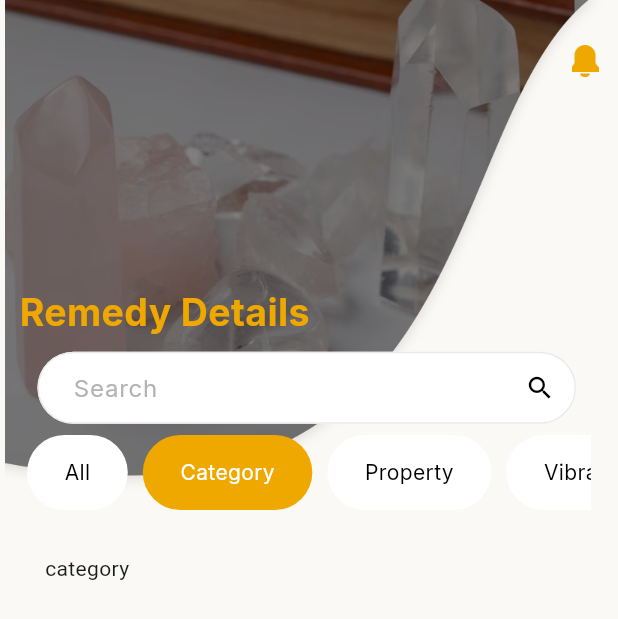
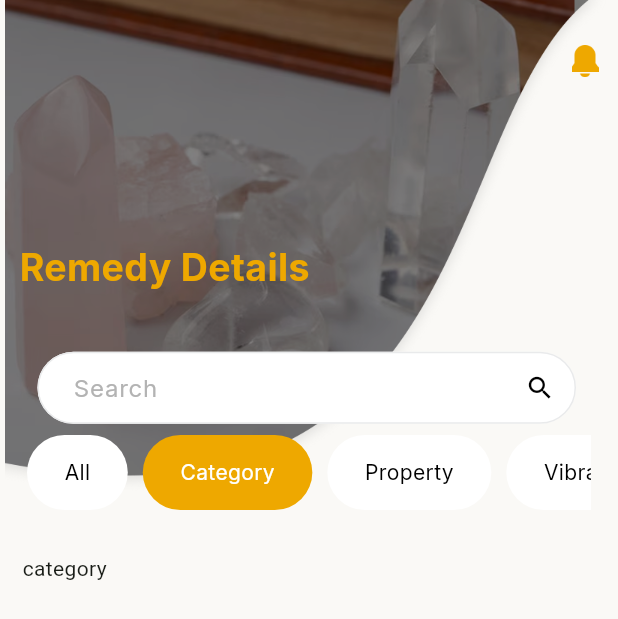
Before and after one commit to BrightCodeLab-Team/lightweaver, a Flutter app: the RemedyDetailsScreen screen opened directly, after a tap on "Category", on a phone screen of 412 x 824 dp. Shown: the top 619 px of the screen. Run offline on Flutter 3.47's test engine with Material 3 defaults, Android fonts, the phone set to English and light mode, and no system bars; our stand-ins replace country_picker, curved_navigation_bar, flutter_screenutil, get, google_fonts, pin_code_fields and 1 more.

Commit message:
bugs fix

```diff
--- a/lib/custom_widget/remedy_details.dart
+++ b/lib/custom_widget/remedy_details.dart
@@ -22,6 +22,9 @@ class CustomRemedyDetailsCardWidget extends StatelessWidget {
     return GestureDetector(
       onTap: onTap,
       child: Container(
+        width: double.infinity,
+        margin: EdgeInsets.only(bottom: 16),
+        padding: EdgeInsets.all(10),
         decoration: BoxDecoration(
           boxShadow: [
             BoxShadow(
@@ -34,23 +37,22 @@ class CustomRemedyDetailsCardWidget extends StatelessWidget {
           color: isSelected ? primaryColor : whiteColor,
           borderRadius: BorderRadius.circular(16),
         ),
-        child: Padding(
-          padding: EdgeInsets.symmetric(horizontal: 10, vertical: 10),
         child: Row(
           crossAxisAlignment: CrossAxisAlignment.start,
+          mainAxisAlignment: MainAxisAlignment.start,
           children: [
             CircleAvatar(
-                radius: 40,
+              radius: 30,
               backgroundImage: AssetImage(
                 remedy.imageUrl ?? AppAssets().profile,
               ),
             ),
-              20.horizontalSpace,
+            10.horizontalSpace,
             Expanded(
               child: Column(
                 crossAxisAlignment: CrossAxisAlignment.start,
                 children: [
-                    20.verticalSpace,
+                  16.verticalSpace,
                   Text(
                     remedy.title,
                     style: style16B.copyWith(
@@ -77,7 +79,7 @@ class CustomRemedyDetailsCardWidget extends StatelessWidget {
                     ],
                   ),
                   5.verticalSpace,
-                    Row(
+                  Wrap(
                     children: [
                       Text(
                         'Key words:',
@@ -115,7 +117,6 @@ class CustomRemedyDetailsCardWidget extends StatelessWidget {
           ],
         ),
       ),
-      ),
     );
   }
 }
--- a/lib/main.dart
+++ b/lib/main.dart
@@ -43,7 +43,7 @@ class MyApp extends StatelessWidget {
             colorScheme: ColorScheme.fromSeed(seedColor: Colors.green),
             useMaterial3: true,
           ),
-          home: FormulaHistoryScreen(),
+          home: SplashScreen(),
         );
       },
     );
--- a/lib/ui/my_client/my_client_screen.dart
+++ b/lib/ui/my_client/my_client_screen.dart
@@ -42,6 +42,7 @@ class MyClientScreen extends StatelessWidget {
                         ),
                         Positioned.fill(
                           top: 150,
+                          left: 10,
                           child: Text(
                             'My Clients',
                             style: style25B.copyWith(color: primaryColor),
@@ -50,8 +51,8 @@ class MyClientScreen extends StatelessWidget {
 
                         Positioned(
                           top: 200,
-                          left: 20,
-                          right: 20,
+                          left: 10,
+                          right: 10,
                           child: Container(
                             decoration: BoxDecoration(
                               color: transparentColor,
@@ -161,6 +162,7 @@ class MyClientScreen extends StatelessWidget {
                     ListView.builder(
                       physics: NeverScrollableScrollPhysics(),
                       shrinkWrap: true,
+                      padding: EdgeInsets.symmetric(horizontal: 10),
                       itemCount: model.clients.length,
                       itemBuilder: (context, index) {
                         final client = model.clients[index];
--- a/lib/ui/my_formulas/my_formulas_screen.dart
+++ b/lib/ui/my_formulas/my_formulas_screen.dart
@@ -1,16 +1,15 @@
 import 'package:flutter/material.dart';
 import 'package:flutter_screenutil/flutter_screenutil.dart';
 import 'package:get/get.dart';
-import 'package:get/get_core/src/get_main.dart';
+import 'package:get/instance_manager.dart';
 import 'package:lightweaver/core/constants/app_assest.dart';
 import 'package:lightweaver/core/constants/auth_text_feild.dart';
 import 'package:lightweaver/core/constants/colors.dart';
 import 'package:lightweaver/core/constants/strings.dart';
-import 'package:lightweaver/core/constants/text_style.dart';
 import 'package:lightweaver/custom_widget/button.dart';
 import 'package:lightweaver/custom_widget/custom_backround_stack.dart';
+import 'package:lightweaver/ui/my_formulas/formula_history/formula_history_screen.dart';
 import 'package:lightweaver/ui/my_formulas/my_formulas_view_model.dart';
-import 'package:lightweaver/ui/notifications/notification_screen.dart';
 import 'package:provider/provider.dart';
 
 class MyFormulasScreen extends StatelessWidget {
@@ -242,7 +241,10 @@ class MyFormulasScreen extends StatelessWidget {
                   final isSelected = model.selectedIndex == index;
 
                   return GestureDetector(
-                    onTap: () => model.selectRemedy(index),
+                    onTap: () {
+                      model.selectRemedy(index);
+                      Get.to(FormulaHistoryScreen());
+                    },
                     child: Container(
                       margin: EdgeInsets.only(bottom: 10),
                       padding: EdgeInsets.symmetric(
--- a/lib/ui/remedy_details/remedy_details.dart
+++ b/lib/ui/remedy_details/remedy_details.dart
@@ -40,8 +40,8 @@ class RemedyDetailsScreen extends StatelessWidget {
                             ),
                           ),
                         ),
-                        Positioned(
-                          top: 190.h,
+                        Positioned.fill(
+                          top: 160.h,
                           left: 10.w,
                           child: Text(
                             'Remedy Details',
@@ -144,9 +144,7 @@ class RemedyDetailsScreen extends StatelessWidget {
   ///
   ///
   _secondSection(RemedyDetailsViewModel model) {
-    return Padding(
-      padding: const EdgeInsets.symmetric(horizontal: 15.0),
-      child: Container(
+    return Container(
       width: double.infinity,
       child: Padding(
         padding: EdgeInsets.symmetric(horizontal: 15),
@@ -155,17 +153,11 @@ class RemedyDetailsScreen extends StatelessWidget {
           children: [
             10.verticalSpace,
             model.selectedTabIndex == 0
-                  ? GridView.builder(
+                ? ListView.builder(
                   itemCount: model.remedyList.length,
                   shrinkWrap: true,
                   physics: NeverScrollableScrollPhysics(), // Important!
-                    gridDelegate:
-                        const SliverGridDelegateWithFixedCrossAxisCount(
-                          crossAxisCount: 1,
-                          crossAxisSpacing: 10,
-                          mainAxisSpacing: 10,
-                          childAspectRatio: 2,
-                        ),
+
                   itemBuilder: (BuildContext context, int index) {
                     return CustomRemedyDetailsCardWidget(
                       remedy: model.remedyList[index],
@@ -185,7 +177,6 @@ class RemedyDetailsScreen extends StatelessWidget {
                 : Text('all'),
             50.verticalSpace,
           ],
-          ),
         ),
       ),
     );
```
Lines whose indentation alone changed are shown as unchanged.
